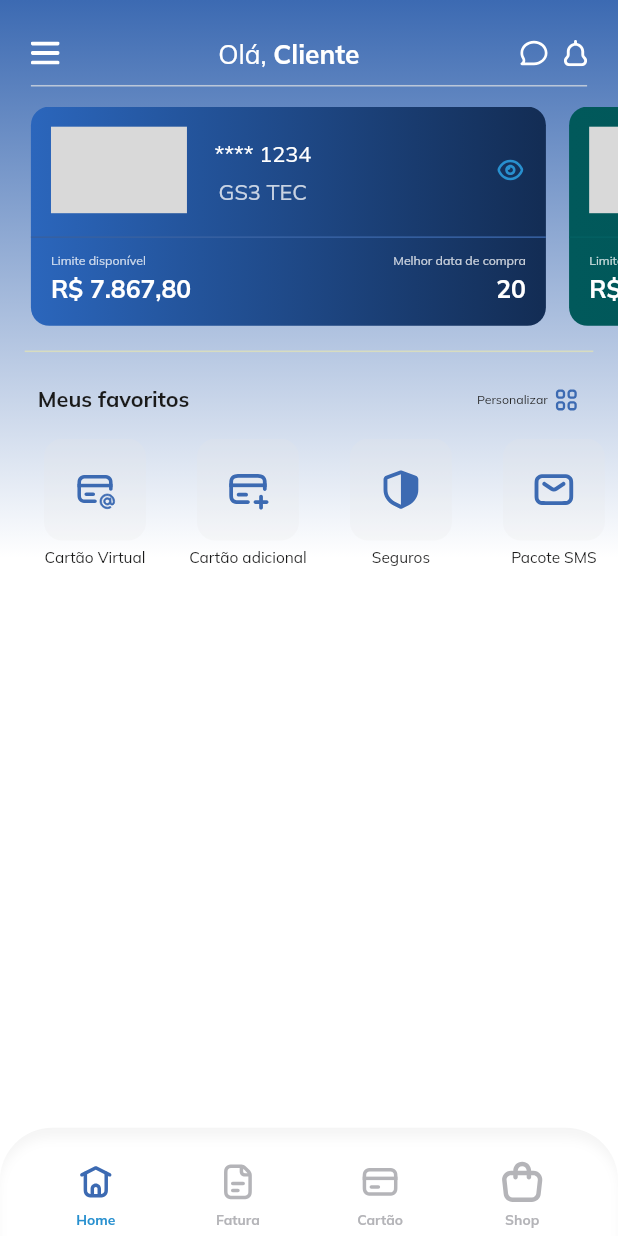
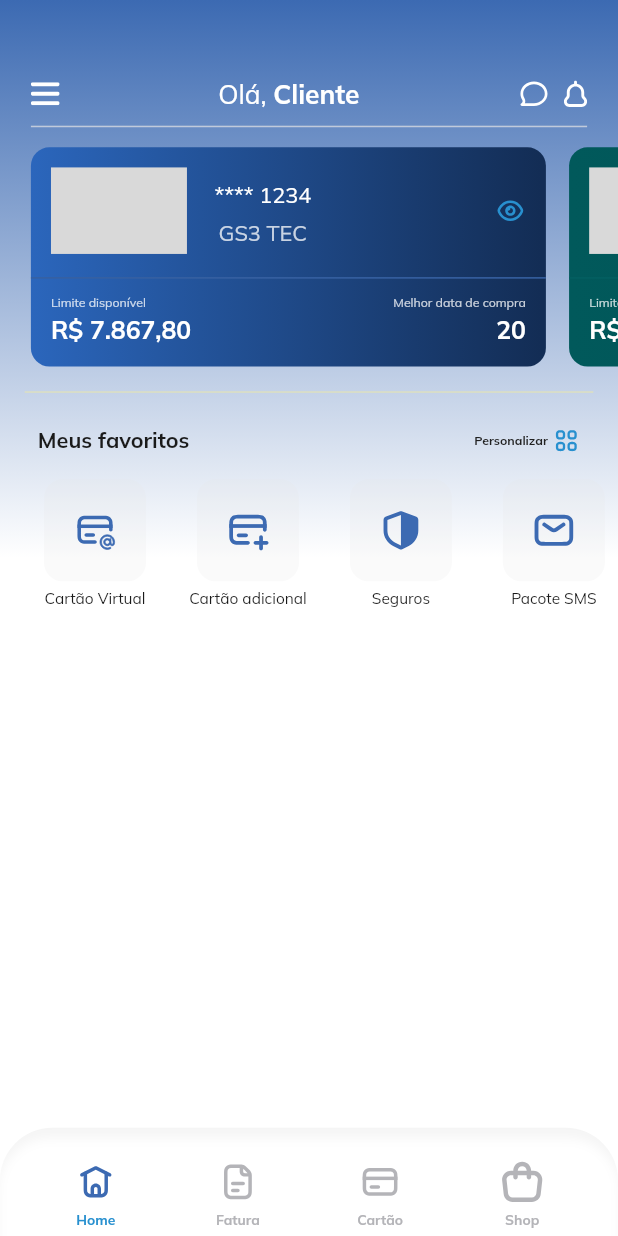
Before and after one commit to Marcoslima016/desafio_gs3, a Flutter app: the screen it shows after launch, on a phone screen of 412 x 824 dp. Run offline on Flutter 3.47's test engine with Material 2 defaults, Android fonts, the phone set to English and light mode, and no system bars; our stand-ins replace flutter_screenutil, flutter_svg, google_fonts.

Commit message:
feat: Ajustes gerais de UI

```diff
--- a/lib/app/modules/home/presentation/widgets/cards_horizontal_list/presentation/cards_horizontal_list.view.dart
+++ b/lib/app/modules/home/presentation/widgets/cards_horizontal_list/presentation/cards_horizontal_list.view.dart
@@ -39,6 +39,7 @@ class _CardsHorizontalListState extends State<CardsHorizontalList> {
                   BankCard(
                     index: index,
                   ),
+                  (index + 1) == controller.cardsList.length ? SizedBox(width: 18.w) : Container(),
                 ],
               );
             },
--- a/lib/app/modules/home/presentation/widgets/cards_horizontal_list/presentation/widgets/bank_card.widget.dart
+++ b/lib/app/modules/home/presentation/widgets/cards_horizontal_list/presentation/widgets/bank_card.widget.dart
@@ -126,12 +126,13 @@ class BankCard extends StatelessWidget {
                             opacity: 0.76,
                             child: AText.labelSmall(
                               "Limite disponível",
+                              lineHeight: 1,
                             ),
                           ),
                         ],
                       ),
                     ),
-                    SizedBox(height: 4.h),
+                    SizedBox(height: 4.sp),
                     AText.bodyLarge(
                       "R\$ 7.867,80",
                       lineHeight: 1.25,
@@ -153,12 +154,13 @@ class BankCard extends StatelessWidget {
                             opacity: 0.76,
                             child: AText.labelSmall(
                               "Melhor data de compra",
+                              lineHeight: 1,
                             ),
                           ),
                         ],
                       ),
                     ),
-                    SizedBox(height: 4.h),
+                    SizedBox(height: 4.sp),
                     AText.bodyLarge(
                       "20",
                       lineHeight: 1.25,
--- a/lib/app/modules/home/presentation/widgets/home_top_bar/home_top_bar.view.dart
+++ b/lib/app/modules/home/presentation/widgets/home_top_bar/home_top_bar.view.dart
@@ -17,15 +17,10 @@ class _HomeTopBarState extends State<HomeTopBar> {
   Widget build(BuildContext context) {
     double statusBarHeight = MediaQuery.of(context).padding.top;
 
-    double paddingTop = 50 - statusBarHeight;
-
-    // double height = (84.h) - statusBarHeight;
-    double height = 56.sp;
-
     return Container(
       width: 1.sw,
-      height: height,
-      // padding: EdgeInsets.only(top: paddingTop),
+      // height: height,
+      margin: EdgeInsets.only(top: 50.h),
       padding: EdgeInsets.only(left: 18.w, right: 18.w),
       child: Column(
         mainAxisAlignment: MainAxisAlignment.end,
--- a/lib/app/modules/home/presentation/widgets/my_favorites_menu/presentation/my_favorites_menu.view.dart
+++ b/lib/app/modules/home/presentation/widgets/my_favorites_menu/presentation/my_favorites_menu.view.dart
@@ -2,6 +2,7 @@ import 'package:flutter/material.dart';
 import 'package:flutter_screenutil/flutter_screenutil.dart';
 import 'package:desafio_gs3/app/app.imports.dart';
 import 'package:flutter_svg/svg.dart';
+import 'package:google_fonts/google_fonts.dart';
 
 class MyFavoritesMenu extends StatefulWidget {
   const MyFavoritesMenu({super.key});
@@ -37,11 +38,12 @@ class _MyFavoritesMenuState extends State<MyFavoritesMenu> {
                     AText.labelSmall(
                       "Personalizar",
                       color: Colors.grey[900],
+                      fontWeight: FontWeight.w700,
                     ),
                     SizedBox(width: 3.sp),
                     SvgPicture.asset(
                       "assets/icons/Grid Four 2.svg",
-                      color: AppTheme.colors.primary,
+                      color: AppTheme.colors.secondary,
                       width: 18.sp,
                       fit: BoxFit.fitWidth,
                     ),
@@ -104,12 +106,11 @@ class _MyFavoritesMenuState extends State<MyFavoritesMenu> {
                   ),
                   //
                   MenuButton(
-                    title: "Seguros",
-                    icon: SvgPicture.asset(
-                      "assets/icons/mingcute_safe-shield-2-fill.svg",
+                    title: "Sala VIP",
+                    icon: Icon(
+                      Icons.star_border,
+                      size: 30.sp,
                       color: AppTheme.colors.primary,
-                      width: 30.sp,
-                      fit: BoxFit.fitWidth,
                     ),
                   ),
                   //
--- a/lib/app/presentation/app.view.dart
+++ b/lib/app/presentation/app.view.dart
@@ -12,8 +12,8 @@ class AppView extends StatelessWidget {
   @override
   Widget build(BuildContext context) {
     SystemChrome.setSystemUIOverlayStyle(SystemUiOverlayStyle(
-      statusBarColor: AppTheme.colors.surface,
-      statusBarIconBrightness: Brightness.light,
+      statusBarColor: Colors.transparent,
+      statusBarIconBrightness: Brightness.dark,
     ));
 
     return ScreenUtilInit(
@@ -47,7 +47,8 @@ class AppView extends StatelessWidget {
             final MediaQueryData data = MediaQuery.of(context);
 
             return MediaQuery(
-              data: data.copyWith(textScaleFactor: 1),
+              // data: data.copyWith(textScaleFactor: 1),
+              data: data.copyWith(),
               child: Stack(
                 children: [
                   child!,
--- a/lib/app/presentation/theme/widgets/atoms/text.atom.widget.dart
+++ b/lib/app/presentation/theme/widgets/atoms/text.atom.widget.dart
@@ -8,6 +8,7 @@ class AText extends StatelessWidget {
   final TextAlign? align;
   final TextStyle? variation;
   final double? lineHeight;
+  final FontWeight? fontWeight;
 
   AText.displaySmall(
     this.data, {
@@ -16,6 +17,7 @@ class AText extends StatelessWidget {
     this.variation,
     this.align,
     this.lineHeight,
+    this.fontWeight,
   }) : style = ThemeTextStyles.displaySmall;
 
   AText.displayMedium(
@@ -25,6 +27,7 @@ class AText extends StatelessWidget {
     this.variation,
     this.align,
     this.lineHeight,
+    this.fontWeight,
   }) : style = ThemeTextStyles.displayMedium;
 
   AText.displayLarge(
@@ -34,6 +37,7 @@ class AText extends StatelessWidget {
     this.variation,
     this.align,
     this.lineHeight,
+    this.fontWeight,
   }) : style = ThemeTextStyles.displayLarge;
 
   AText.headingSmall(
@@ -43,6 +47,7 @@ class AText extends StatelessWidget {
     this.variation,
     this.align,
     this.lineHeight,
+    this.fontWeight,
   }) : style = ThemeTextStyles.headingSmall;
 
   AText.headingMedium(
@@ -52,6 +57,7 @@ class AText extends StatelessWidget {
     this.variation,
     this.align,
     this.lineHeight,
+    this.fontWeight,
   }) : style = ThemeTextStyles.headingMedium;
 
   AText.headingLarge(
@@ -61,6 +67,7 @@ class AText extends StatelessWidget {
     this.variation,
     this.align,
     this.lineHeight,
+    this.fontWeight,
   }) : style = ThemeTextStyles.headingLarge;
 
   AText.bodyMedium(
@@ -70,6 +77,7 @@ class AText extends StatelessWidget {
     this.variation,
     this.align,
     this.lineHeight,
+    this.fontWeight,
   }) : style = ThemeTextStyles.bodyMedium;
 
   AText.bodyLarge(
@@ -79,6 +87,7 @@ class AText extends StatelessWidget {
     this.variation,
     this.align,
     this.lineHeight,
+    this.fontWeight,
   }) : style = ThemeTextStyles.bodyLarge;
 
   AText.bodySmall(
@@ -88,6 +97,7 @@ class AText extends StatelessWidget {
     this.variation,
     this.align,
     this.lineHeight,
+    this.fontWeight,
   }) : style = ThemeTextStyles.bodySmall;
 
   AText.bodyMediumBold(
@@ -97,6 +107,7 @@ class AText extends StatelessWidget {
     this.variation,
     this.align,
     this.lineHeight,
+    this.fontWeight,
   }) : style = ThemeTextStyles.bodyMediumBold;
 
   AText.labelRegularBold(
@@ -106,6 +117,7 @@ class AText extends StatelessWidget {
     this.variation,
     this.align,
     this.lineHeight,
+    this.fontWeight,
   }) : style = ThemeTextStyles.labelRegularBold;
 
   AText.labelSmall(
@@ -115,6 +127,7 @@ class AText extends StatelessWidget {
     this.variation,
     this.align,
     this.lineHeight,
+    this.fontWeight,
   }) : style = ThemeTextStyles.labelSmall;
 
   @override
@@ -122,7 +135,8 @@ class AText extends StatelessWidget {
     TextStyle finalStyle = style!;
 
     if (color != null) finalStyle = style!.copyWith(color: color);
-    if (lineHeight != null) finalStyle = style!.copyWith(height: lineHeight);
+    if (lineHeight != null) finalStyle = finalStyle.copyWith(height: lineHeight);
+    if (fontWeight != null) finalStyle = finalStyle.copyWith(fontWeight: fontWeight);
 
     return Text(
       data,
```
Also changed, not shown: 1 other file.
